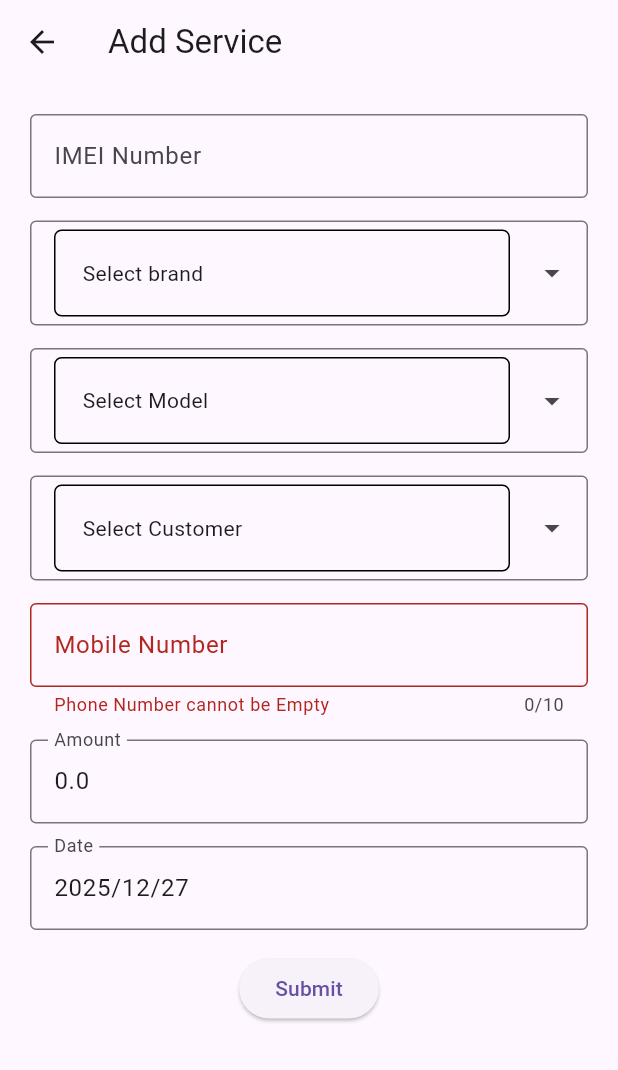
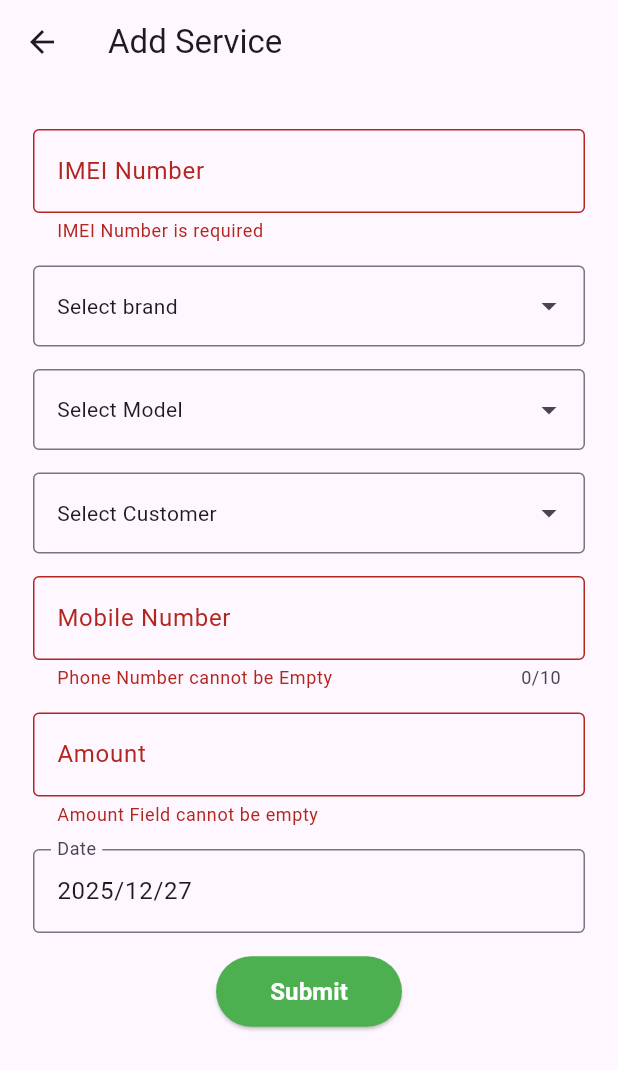
Before and after one commit to danielprinceD/Service-Desk, a Flutter app: the ServiceEditPage screen opened by its route, after a tap on "Submit", on a phone screen of 412 x 824 dp. Shown: the top 1070 px of the screen. Run offline on Flutter 3.47's test engine with Material 3 defaults, Android fonts, the phone set to English and light mode, and no system bars; drawn by our look-alikes of dropdown_search; our stand-ins replace sqflite; accounts and stored records are empty.

Commit message:
refactor ui and ux for searchbar and redirection support for customer to add service

```diff
--- a/lib/models/Customer.dart
+++ b/lib/models/Customer.dart
@@ -43,7 +43,7 @@ class Customer {
 
   static Future<List> getAllCustomer() async {
     Database db = await DBInitializer.instance.db;
-    List models = await db.query('CustomerTable');
+    List models = await db.rawQuery('SELECT * FROM CustomerTable');
     return models ?? [];
   }
 
--- a/lib/models/Service.dart
+++ b/lib/models/Service.dart
@@ -83,20 +83,16 @@ class Service {
 
           brand.brandId = newBrandId;
         }
-
         // 3️⃣ Customer
-        if (customer.customerId == null) {
         final newCustomerId = await Customer(
           customerName: customer.customerName,
           mobileNumber: customer.mobileNumber,
         ).addorUpdateCustomer(txn);
-
         if (newCustomerId == null) {
           throw Exception('Customer insert failed');
         }
 
         customer.customerId = newCustomerId;
-        }
         // 4️⃣ Service
         final result = serviceId == null
             ? await txn.insert('ServiceTable', toMap())
@@ -118,7 +114,7 @@ class Service {
   static Future<List<Map<String, dynamic>>> getAllServices() async {
     Database db = await DBInitializer.instance.db;
     List<Map<String, dynamic>> maps = await db.rawQuery('''
-              SELECT S.*, C.CustomerName, B.BrandName, M.ModelName
+              SELECT S.*, C.CustomerName, C.MobileNumber, B.BrandName, M.ModelName
               FROM ServiceTable S
               JOIN CustomerTable C ON S.CustomerID = C.CustomerId
               JOIN BrandTable B ON S.BrandId = B.BrandId
--- a/lib/pages/widgets/Customers/CustomerListView.dart
+++ b/lib/pages/widgets/Customers/CustomerListView.dart
@@ -34,8 +34,9 @@ class _CustomerListViewState extends State<CustomerListView> {
     Navigator.push(
       context,
       MaterialPageRoute(
-        builder: (context) =>
-            CustomerEditPage(customerId: _customers[index!]['CustomerId']),
+        builder: (context) => CustomerEditPage(
+          customerId: _searchCustomers[index!]['CustomerId'],
+        ),
       ),
     );
   }
--- a/lib/pages/widgets/Services/ServiceEditPage.dart
+++ b/lib/pages/widgets/Services/ServiceEditPage.dart
@@ -3,13 +3,14 @@ import 'package:service_desk/models/Brand.dart';
 import 'package:service_desk/models/Customer.dart';
 import 'package:service_desk/models/Model.dart';
 import 'package:service_desk/models/Service.dart';
+import 'package:service_desk/utils/widgets/CustomSubmitButton.dart';
 import 'package:service_desk/utils/widgets/Service/ServiceFields.dart';
-import '../../../utils/widgets/Service/ServiceFields.dart';
 
 class ServiceEditPage extends StatefulWidget {
-  const ServiceEditPage({super.key, this.serviceId});
+  const ServiceEditPage({super.key, this.serviceId, this.customerId});
 
   final int? serviceId;
+  final int? customerId;
   static const String routeName = '/service/editpage';
 
   @override
@@ -41,7 +42,15 @@ class _ServiceEditPageState extends State<ServiceEditPage> {
         service = Service.fromMap(serviceList);
       });
     }
-    print(service?.toMap());
+  }
+
+  Future<void> initCustomer() async {
+    Map<String, dynamic> customerMap = await Customer.getCustomerById(
+      widget.customerId,
+    );
+    setState(() {
+      service?.customer = Customer.fromMap(customerMap);
+    });
   }
 
   @override
@@ -59,7 +68,19 @@ class _ServiceEditPageState extends State<ServiceEditPage> {
         date: DateTime.now().toString().split(' ')[0].replaceAll('-', '/'),
         totalAmount: 0.0,
       );
+      if (widget.customerId != null) {
+        initCustomer();
+      }
     }
+  }
+
+  @override
+  void dispose() {
+    super.dispose();
+    service = null;
+    _brands = null;
+    _models = null;
+    _customers = null;
   }
 
   @override
@@ -76,6 +97,7 @@ class _ServiceEditPageState extends State<ServiceEditPage> {
         ScaffoldMessenger.of(context).showSnackBar(
           const SnackBar(content: Text("Service Added Successfully")),
         );
+        Navigator.pop(context);
       } catch (err) {
         if (!mounted) return;
 
@@ -94,16 +116,13 @@ class _ServiceEditPageState extends State<ServiceEditPage> {
       body: Form(
         key: formKey,
         child: service != null
-            ? ServiceFields.getServiceFields(
-                service,
-                widget,
-                _brands,
-                _models,
-                _customers,
-                ElevatedButton(
-                  onPressed: () => onSubmit(context),
-                  child: Container(child: Text('Submit')),
-                ),
+            ? ServiceFields(
+                service: service,
+                serviceEditPage: widget,
+                brands: _brands,
+                models: _models,
+                customers: _customers,
+                button: CustomSubmitButton(onPressed: () => onSubmit(context)),
               )
             : Text("No Data Found"),
       ),
--- a/lib/utils/widgets/CustomDropDown.dart
+++ b/lib/utils/widgets/CustomDropDown.dart
@@ -1,7 +1,7 @@
 import 'package:flutter/material.dart';
 
 class CustomDropDown extends StatefulWidget {
-  const CustomDropDown({super.key , required this.child});
+  const CustomDropDown({super.key, required this.child});
   final Widget child;
 
   @override
@@ -12,14 +12,10 @@ class _CustomDropDownState extends State<CustomDropDown> {
   @override
   Widget build(BuildContext context) {
     return Container(
-              padding: const EdgeInsets.all(18),
-              decoration: BoxDecoration(
-                shape: BoxShape.rectangle,
-                border: Border.all(),
-                borderRadius: BorderRadius.circular(5),
-              ),
-              width: double.infinity,
-              child: widget.child,
-            );
+      padding: EdgeInsets.only(top: 11, bottom: 11),
+      alignment: Alignment.centerLeft,
+      width: double.infinity,
+      child: widget.child,
+    );
   }
 }
--- /dev/null
+++ b/lib/utils/widgets/CustomSubmitButton.dart
@@ -0,0 +1,29 @@
+import 'package:flutter/material.dart';
+
+class CustomSubmitButton extends StatelessWidget {
+  const CustomSubmitButton({Key? key, required this.onPressed})
+    : super(key: key);
+  final VoidCallback onPressed;
+
+  @override
+  Widget build(BuildContext context) {
+    return ElevatedButton(
+      style: ElevatedButton.styleFrom(
+        backgroundColor: Colors.green,
+        foregroundColor: Colors.white,
+      ),
+      onPressed: onPressed,
+      child: Container(
+        padding: EdgeInsets.all(12),
+        child: Text(
+          'Submit',
+          style: TextStyle(
+            color: Colors.white,
+            fontSize: 16,
+            fontWeight: FontWeight.bold,
+          ),
+        ),
+      ),
+    );
+  }
+}
--- a/lib/utils/widgets/Service/ServiceFields.dart
+++ b/lib/utils/widgets/Service/ServiceFields.dart
@@ -1,18 +1,45 @@
-
 import 'package:flutter/material.dart';
 import 'package:flutter/services.dart';
+import 'package:service_desk/models/Brand.dart';
 import 'package:service_desk/models/Service.dart';
 import 'package:dropdown_search/dropdown_search.dart';
 import 'package:service_desk/pages/widgets/Services/ServiceEditPage.dart';
 import 'package:service_desk/utils/widgets/CustomDropDown.dart';
 
-class ServiceFields {
+class ServiceFields extends StatefulWidget {
+  const ServiceFields({
+    super.key,
+    required this.service,
+    required this.serviceEditPage,
+    required this.brands,
+    required this.models,
+    required this.customers,
+    required this.button,
+  });
+  final Service? service;
+  final ServiceEditPage serviceEditPage;
+  final List? brands;
+  final List? models;
+  final List? customers;
+  final Widget button;
 
-    static Widget getServiceFields( Service? service , ServiceEditPage serviceEditPage  , List? brands , List? models , List? customers , Widget button ) {
+  @override
+  State<ServiceFields> createState() => _ServiceFieldsState();
+}
+
+class _ServiceFieldsState extends State<ServiceFields> {
+  TextEditingController initialValueController = TextEditingController();
+  @override
+  void initState() {
+    super.initState();
+    initialValueController.text = widget.service?.customer.mobileNumber ?? '';
+  }
+
+  @override
+  Widget build(BuildContext context) {
     return Padding(
-          padding: const EdgeInsets.all(20.0),
+      padding: const EdgeInsets.fromLTRB(22.0, 30.0, 22.0, 25.0),
       child: SingleChildScrollView(
-
         child: Column(
           spacing: 15,
           children: [
@@ -21,17 +48,27 @@ class ServiceFields {
                 labelText: 'IMEI Number',
                 border: OutlineInputBorder(),
               ),
-                    onChanged: (value) => service?.IMEINumber = value,
-                    initialValue: service?.IMEINumber,
-
+              onChanged: (value) => widget.service?.IMEINumber = value,
+              initialValue: widget.service?.IMEINumber,
+              validator: (value) => value == null || value.isEmpty
+                  ? 'IMEI Number is required'
+                  : null,
             ),
 
             DropdownSearch<Map<String, dynamic>>(
-                    mode: Mode.custom,
-                    items: (filter, cs) => brands?.map((brand)=>{
-                      'BrandName' : brand['BrandName'],
-                      'BrandId' : brand['BrandId']
-                    }).toList() ?? [],
+              mode: Mode.form,
+              validator: (value) =>
+                  value?.isEmpty == true ? 'Brand is required' : null,
+              items: (filter, cs) =>
+                  widget.brands
+                      ?.map(
+                        (brand) => {
+                          'BrandName': brand['BrandName'],
+                          'BrandId': brand['BrandId'],
+                        },
+                      )
+                      .toList() ??
+                  [],
 
               compareFn: (a, b) => a['BrandId'] == b['BrandId'],
 
@@ -40,46 +77,64 @@ class ServiceFields {
 
                 searchFieldProps: TextFieldProps(
                   onChanged: (value) {
-                          final exists = brands?.any((b) =>
+                    final exists =
+                        widget.brands?.any(
+                          (b) =>
                               b['BrandName'].toString().toLowerCase() ==
-                              value.toLowerCase()) ?? false;
+                              value.toLowerCase(),
+                        ) ??
+                        false;
 
                     if (!exists && value.trim().isNotEmpty) {
-                            service?.brand.brandName = value;
-                            service?.brand.brandId = null;
+                      widget.service?.brand.brandName = value;
+                      widget.service?.brand.brandId = null;
                     }
-
                   },
-
                 ),
 
                 itemBuilder: (context, item, isDisabled, isSelected) {
-                        return Padding(
-                          padding: const EdgeInsets.all(8),
-                          child: Text(item['BrandName']),
+                  return Container(
+                    padding: EdgeInsets.all(3),
+                    child: ListTile(
+                      leading: Icon(Icons.phone_android_outlined),
+                      title: Text(item['BrandName']),
+                    ),
                   );
                 },
               ),
 
               dropdownBuilder: (context, selectedItem) {
-                      return CustomDropDown(child: Text( service?.brand.brandName.isEmpty == true ? 'Select brand' : service!.brand.brandName  ));
+                return CustomDropDown(
+                  child: Text(
+                    widget.service?.brand.brandName.isEmpty == true
+                        ? 'Select brand'
+                        : widget.service!.brand.brandName,
+                  ),
+                );
               },
 
               onChanged: (value) {
                 if (value != null) {
-                        service?.brand.brandName = value['BrandName'];
-                        service?.brand.brandId = value['BrandId'];
+                  widget.service?.brand.brandName = value['BrandName'];
+                  widget.service?.brand.brandId = value['BrandId'];
                 }
               },
             ),
 
             DropdownSearch<Map<String, dynamic>>(
-                    mode: Mode.custom,
-
-                    items: (filter, cs) => models?.map((model)=>{
-                      'ModelName' : model['ModelName'],
-                      'ModelId' : model['ModelId']
-                    }).toList() ?? [],
+              mode: Mode.form,
+              validator: (value) =>
+                  value?.isEmpty == true ? 'Model is required' : null,
+              items: (filter, cs) =>
+                  widget.models
+                      ?.map(
+                        (model) => {
+                          'ModelName': model['ModelName'],
+                          'ModelId': model['ModelId'],
+                        },
+                      )
+                      .toList() ??
+                  [],
 
               compareFn: (a, b) => a['ModelName'] == b['ModelId'],
 
@@ -88,48 +143,65 @@ class ServiceFields {
 
                 searchFieldProps: TextFieldProps(
                   onChanged: (value) {
-
-                          final exists = models?.any((b) =>
+                    final exists =
+                        widget.models?.any(
+                          (b) =>
                               b['ModelName'].toString().toLowerCase() ==
-                              value.toLowerCase()) ?? false;
+                              value.toLowerCase(),
+                        ) ??
+                        false;
 
                     if (!exists && value.trim().isNotEmpty) {
-                            service?.model.modelName = value;
-                            service?.model.modelId = null;
+                      widget.service?.model.modelName = value;
+                      widget.service?.model.modelId = null;
                     }
-
                   },
-
                 ),
 
                 itemBuilder: (context, item, isDisabled, isSelected) {
-                        return Padding(
-                          padding: const EdgeInsets.all(8),
-                          child: Text(item['ModelName']),
+                  return Container(
+                    padding: EdgeInsets.all(3),
+                    child: ListTile(
+                      leading: Icon(Icons.phone_android_outlined),
+                      title: Text(item['ModelName']),
+                    ),
                   );
                 },
               ),
 
               dropdownBuilder: (context, selectedItem) {
-                      return CustomDropDown(child: Text( service?.model.modelName.isEmpty == true ? 'Select Model' : service!.model.modelName  ));
+                return CustomDropDown(
+                  child: Text(
+                    widget.service?.model.modelName.isEmpty == true
+                        ? 'Select Model'
+                        : widget.service!.model.modelName,
+                  ),
+                );
               },
 
               onChanged: (value) {
                 if (value != null) {
-                        service?.model.modelName = value['ModelName'];
-                        service?.model.modelId = value['ModelId'];
+                  widget.service?.model.modelName = value['ModelName'];
+                  widget.service?.model.modelId = value['ModelId'];
                 }
               },
             ),
 
-
             DropdownSearch<Map<String, dynamic>>(
-                    mode: Mode.custom,
-
-                    items: (filter, cs) => customers?.map((customer)=>{
-                      'CustomerName' : customer['CustomerName'],
-                      'CustomerId' : customer['CustomerId']
-                    }).toList() ?? [],
+              mode: Mode.form,
+              validator: (value) =>
+                  value?.isEmpty == true ? 'Customer is required' : null,
+              items: (filter, cs) =>
+                  widget.customers
+                      ?.map(
+                        (customer) => {
+                          'CustomerName': customer['CustomerName'],
+                          'CustomerId': customer['CustomerId'],
+                          'MobileNumber': customer['MobileNumber'],
+                        },
+                      )
+                      .toList() ??
+                  [],
 
               compareFn: (a, b) => a['CustomerId'] == b['CustomerId'],
 
@@ -138,100 +210,116 @@ class ServiceFields {
 
                 searchFieldProps: TextFieldProps(
                   onChanged: (value) {
-
-                          final exists = customers?.any((b) =>
+                    final exists =
+                        widget.customers?.any(
+                          (b) =>
                               b['CustomerName'].toString().toLowerCase() ==
-                              value.toLowerCase()) ?? false;
+                              value.toLowerCase(),
+                        ) ??
+                        false;
 
                     if (!exists && value.trim().isNotEmpty) {
-                            service?.customer.customerName = value;
-                            service?.customer.customerId = null;
+                      widget.service?.customer.customerName = value;
+                      widget.service?.customer.customerId = null;
                     }
-
                   },
-
                 ),
 
                 itemBuilder: (context, item, isDisabled, isSelected) {
-                        return Padding(
-                          padding: const EdgeInsets.all(8),
-                          child: Text(item['CustomerName'] ?? ''),
+                  return Container(
+                    padding: EdgeInsets.all(3),
+                    child: ListTile(
+                      leading: Icon(Icons.person_outline),
+                      title: Text(item['CustomerName']),
+                      subtitle: Text('+91 ${item['MobileNumber']}'),
+                    ),
                   );
                 },
               ),
 
               dropdownBuilder: (context, selectedItem) {
-                      return CustomDropDown(child: Text( service?.customer.customerName?.isEmpty == true ? 'Select Customer' : service!.customer.customerName!  ));
+                return CustomDropDown(
+                  child: Text(
+                    widget.service?.customer.customerName?.isEmpty == true
+                        ? 'Select Customer'
+                        : widget.service!.customer.customerName!,
+                  ),
+                );
               },
 
               onChanged: (value) {
                 if (value != null) {
-                        service?.customer.customerName = value['CustomerName'];
-                        service?.customer.customerId = value['CustomerId'];
+                  widget.service?.customer.customerName = value['CustomerName'];
+                  widget.service?.customer.customerId = value['CustomerId'];
+                  setState(() {
+                    initialValueController.text = value['MobileNumber'];
+                  });
                 }
               },
-                  )
-
-                  ,TextFormField(
-                    decoration: const InputDecoration(
+            ),
+            TextFormField(
+              controller: initialValueController,
+              decoration: InputDecoration(
                 labelText: 'Mobile Number',
                 border: OutlineInputBorder(),
               ),
-                    initialValue: service?.customer.mobileNumber,
               keyboardType: TextInputType.numberWithOptions(),
-                    inputFormatters: [
-                      FilteringTextInputFormatter.digitsOnly,
-                    ],
+              inputFormatters: [FilteringTextInputFormatter.digitsOnly],
               maxLength: 10,
-                    onChanged: (value){
-                      service?.customer.mobileNumber = value;
+              onChanged: (value) {
+                setState(() {
+                  widget.service?.customer.mobileNumber = value;
+                });
               },
-                    validator: (value){
-                      if(value == null || value.isEmpty ){
+              validator: (value) {
+                if (value == null || value.isEmpty) {
                   return "Phone Number cannot be Empty";
+                }
+                if (value.length != 10) {
+                  return "Phone Number must be 10 digits";
                 }
                 return null;
               },
             ),
             TextFormField(
-                    initialValue: service?.totalAmount.toString() ,
+              initialValue: widget.service?.totalAmount == 0.0
+                  ? ''
+                  : widget.service?.totalAmount.toString(),
               decoration: const InputDecoration(
                 labelText: 'Amount',
                 border: OutlineInputBorder(),
               ),
-                    keyboardType: TextInputType.numberWithOptions(
-                      decimal: true
-                    ),
+              keyboardType: TextInputType.numberWithOptions(decimal: true),
               inputFormatters: [
-                      FilteringTextInputFormatter.allow( RegExp(r'^\d*\.?\d*$'))
+                FilteringTextInputFormatter.allow(RegExp(r'^\d*\.?\d*$')),
               ],
-                    validator: (value){
-                      if(value == null || value.isEmpty){
+              validator: (value) {
+                if (value == null || value.isEmpty) {
                   return "Amount Field cannot be empty";
                 }
               },
-                    onChanged: (value)=>service?.totalAmount = double.tryParse(value) ?? 0.0 ,
+              onChanged: (value) =>
+                  widget.service?.totalAmount = double.tryParse(value) ?? 0.0,
             ),
             TextFormField(
-                    decoration:  const InputDecoration(
+              decoration: const InputDecoration(
                 labelText: 'Date',
                 border: OutlineInputBorder(),
-                      hint: Text('yyyy-mm-dd')
+                hint: Text('yyyy-mm-dd'),
               ),
-                    initialValue: service?.date,
-                    validator: (value){
-                      if(value == null || value.isEmpty ){
+              initialValue: widget.service?.date,
+              validator: (value) {
+                if (value == null || value.isEmpty) {
                   return "Date Field cannot be Empty";
                 }
                 return null;
               },
-                    onChanged: (value)=>service?.date = value,
+              onChanged: (value) => widget.service?.date = value,
             ),
-                  button
-                ]
+            widget.button,
+          ],
         ),
-          )
+      ),
     );
-
   }
 }
```
Also changed, not shown: lib/models/Brand.dart (+7 -10 lines), lib/pages/widgets/Services/ServiceListView.dart (+59 -35 lines), lib/utils/widgets/Customer/CustomerFields.dart (+57 -7 lines), flutter_02.png (added). Lines whose indentation alone changed are shown as unchanged.
